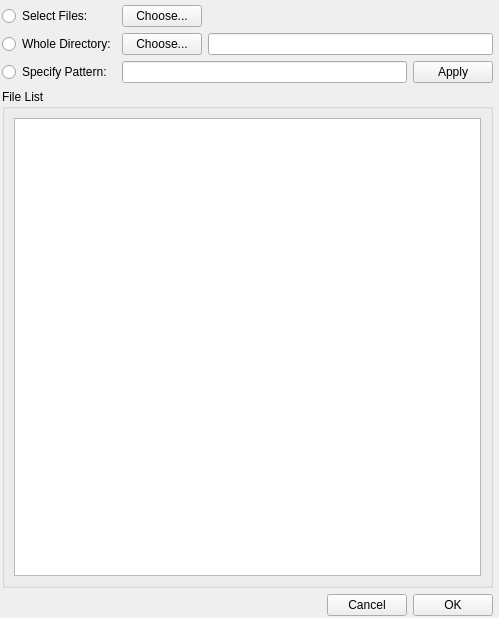
Before: the Qt Designer form ilastik/widgets/stackFileSelectionWidget.ui in ilastik/ilastik, drawn with Qt 5.
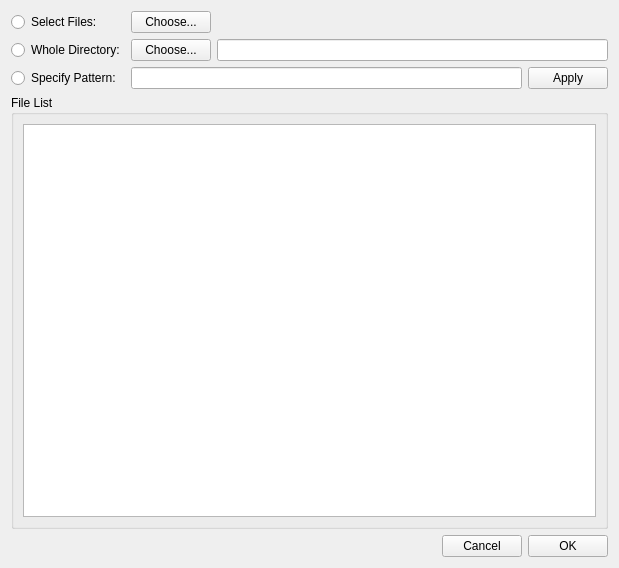
After: the same form once the commit is applied.

Commit message: StackFileSelectionWidget: Stretch layout if window is resized.

Diff of the .ui file:
```diff
--- a/ilastik/widgets/stackFileSelectionWidget.ui
+++ b/ilastik/widgets/stackFileSelectionWidget.ui
@@ -6,22 +6,15 @@
    <rect>
     <x>0</x>
     <y>0</y>
-    <width>499</width>
-    <height>618</height>
+    <width>619</width>
+    <height>568</height>
    </rect>
   </property>
   <property name="windowTitle">
    <string>Form</string>
   </property>
-  <widget class="QWidget" name="">
-   <property name="geometry">
-    <rect>
-     <x>2</x>
-     <y>5</y>
-     <width>491</width>
-     <height>611</height>
-    </rect>
-   </property>
+  <layout class="QVBoxLayout" name="verticalLayout_3">
+   <item>
    <layout class="QVBoxLayout" name="verticalLayout_2">
     <item>
      <layout class="QGridLayout" name="gridLayout">
@@ -136,7 +129,8 @@
      </layout>
     </item>
    </layout>
-  </widget>
+   </item>
+  </layout>
  </widget>
  <resources/>
  <connections/>
```
Lines whose indentation alone changed are shown as unchanged.
